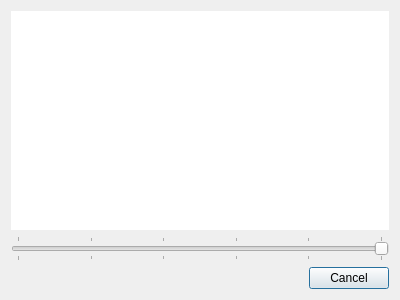
Old version of the form src/desktop/ui/resetsession.ui in the repository drawpile/Drawpile.
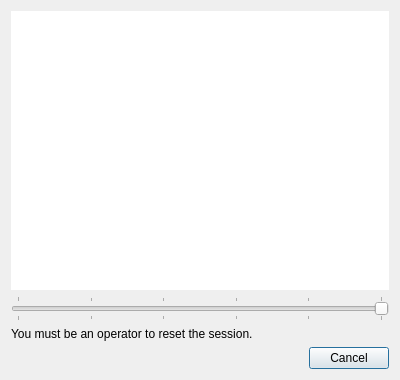
New version of the form.

Commit message: Add operator requirement message to reset dialog

What changed in the file:
```diff
--- a/src/desktop/ui/resetsession.ui
+++ b/src/desktop/ui/resetsession.ui
@@ -7,13 +7,13 @@
     <x>0</x>
     <y>0</y>
     <width>400</width>
-    <height>300</height>
+    <height>380</height>
    </rect>
   </property>
   <property name="windowTitle">
    <string>Reset session</string>
   </property>
-  <layout class="QVBoxLayout" stretch="1,0,0">
+  <layout class="QVBoxLayout" stretch="1,0,0,0">
    <item>
     <widget class="QLabel" name="preview">
      <property name="minimumSize">
@@ -58,6 +58,16 @@
      </property>
     </widget>
    </item>
+   <item>
+    <widget class="QLabel" name="opLabel">
+     <property name="text">
+      <string>You must be an operator to reset the session.</string>
+     </property>
+     <property name="wordWrap">
+      <bool>true</bool>
+     </property>
+    </widget>
+   </item>
    <item>
     <widget class="QDialogButtonBox" name="buttonBox">
      <property name="orientation">
```
The commit also changes 2 other files.
